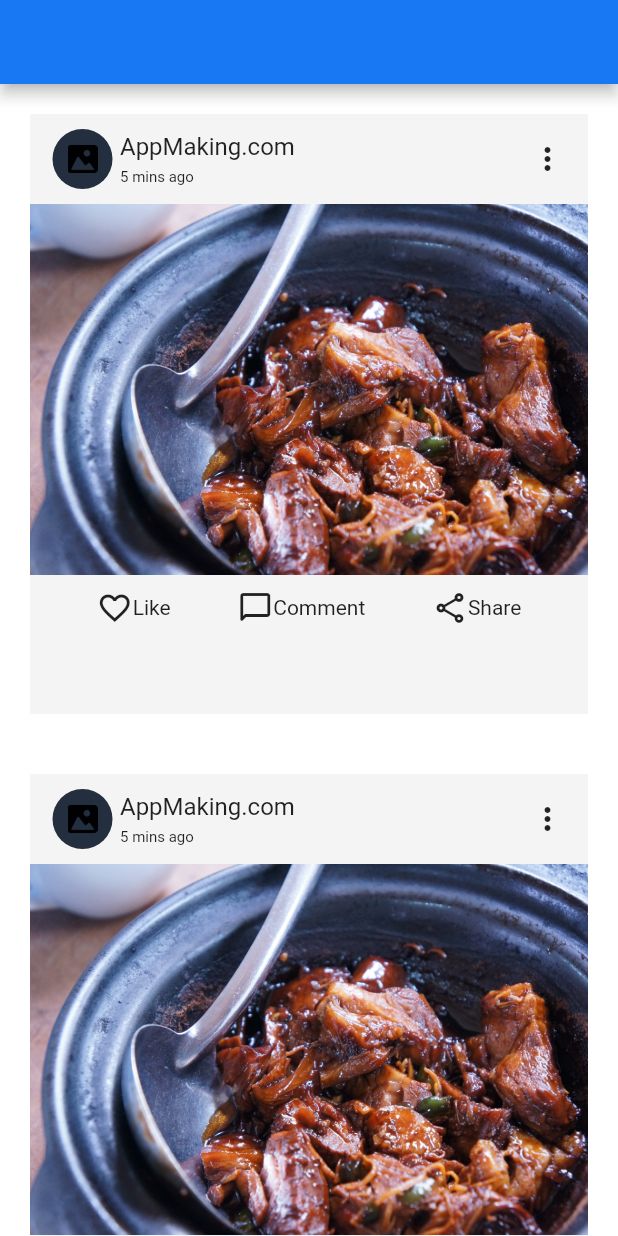
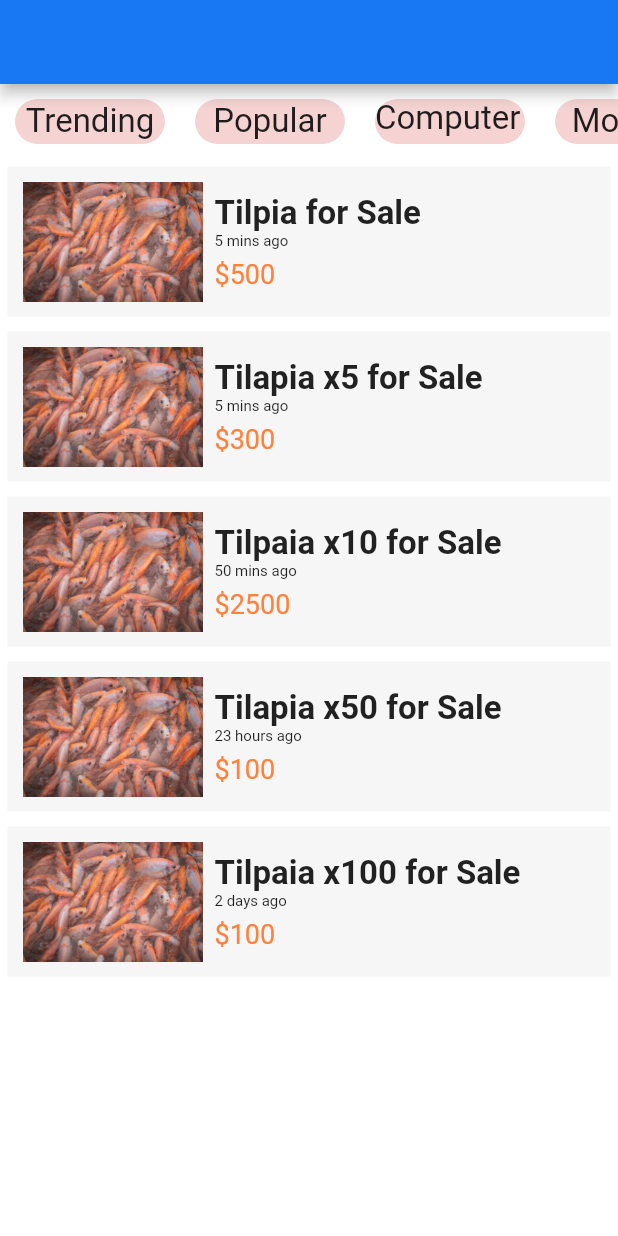
Before and after one commit to CesarPerez-Ksquare/UI_designTask, a Flutter app: the screen it shows after launch, on a phone screen of 412 x 824 dp. Run offline on Flutter 3.47's test engine with Material 2 defaults, Android fonts, the phone set to English and light mode, and no system bars.

Commit message:
UI Design

```diff
--- a/ui_design/lib/main.dart
+++ b/ui_design/lib/main.dart
@@ -1,5 +1,5 @@
 import 'package:flutter/material.dart';
-import 'package:ui_design/screens/practice_22.dart';
+import 'package:ui_design/screens/practice_21.dart';
 
 void main() {
   runApp(const MyApp());
@@ -14,7 +14,7 @@ class MyApp extends StatelessWidget {
     return MaterialApp(
       debugShowCheckedModeBanner: false,
       title: 'UI - Design Task',
-      home: const Practice22(),
+      home: Practice21(),
     );
   }
 }
--- /dev/null
+++ b/ui_design/lib/screens/practice_21.dart
@@ -0,0 +1,118 @@
+import 'package:flutter/material.dart';
+
+class Practice21 extends StatelessWidget {
+  Practice21({super.key});
+
+  List categories = ["Trending", "Popular", "Computers", "Mobiles"];
+  List products = [
+    "Tilpia for Sale",
+    "Tilapia x5 for Sale",
+    "Tilpaia x10 for Sale",
+    "Tilapia x50 for Sale",
+    "Tilpaia x100 for Sale"
+  ];
+  List productsTimes = [
+    "5 mins ago",
+    "5 mins ago",
+    "50 mins ago",
+    "23 hours ago",
+    "2 days ago",
+  ];
+  List productsPrices = [
+    "\$500",
+    "\$300",
+    "\$2500",
+    "\$100",
+    "\$100",
+  ];
+
+  @override
+  Widget build(BuildContext context) {
+    return Scaffold(
+        appBar: AppBar(
+          backgroundColor: const Color(0xFF1877f2),
+        ),
+        backgroundColor: Colors.white,
+        body: SingleChildScrollView(
+          child: Column(
+            mainAxisSize: MainAxisSize.min,
+            mainAxisAlignment: MainAxisAlignment.spaceEvenly,
+            children: [
+              SizedBox(
+                height: 50,
+                child: ListView.builder(
+                    scrollDirection: Axis.horizontal,
+                    itemCount: categories.length,
+                    itemBuilder: (BuildContext context, int index) {
+                      return Container(
+                        width: 100,
+                        height: 45,
+                        margin: const EdgeInsets.all(10),
+                        decoration: BoxDecoration(
+                            borderRadius: BorderRadius.circular(15),
+                            color: const Color(0xFFf4d3d2)),
+                        child: Center(
+                          child: Text(
+                            categories[index],
+                            style: const TextStyle(fontSize: 22),
+                          ),
+                        ),
+                      );
+                    }),
+              ),
+              Flexible(
+                  child: ListView.builder(
+                      physics: const NeverScrollableScrollPhysics(),
+                      shrinkWrap: true,
+                      itemCount: products.length,
+                      itemBuilder: (BuildContext context, int index) {
+                        return Container(
+                            height: 100,
+                            color: const Color(0xFFf6f6f6),
+                            alignment: Alignment.center,
+                            margin: const EdgeInsets.all(5),
+                            padding: const EdgeInsets.all(5),
+                            child: Padding(
+                              padding: const EdgeInsets.all(5.0),
+                              child: Row(
+                                children: [
+                                  Image.asset("images/fish.jpg",
+                                      fit: BoxFit.cover),
+                                  Padding(
+                                    padding: const EdgeInsets.all(8.0),
+                                    child: Column(
+                                      crossAxisAlignment:
+                                          CrossAxisAlignment.start,
+                                      children: [
+                                        Text(
+                                          products[index],
+                                          style: const TextStyle(
+                                              fontSize: 22,
+                                              fontWeight: FontWeight.bold),
+                                        ),
+                                        Text(
+                                          productsTimes[index],
+                                          style: const TextStyle(fontSize: 10),
+                                        ),
+                                        Padding(
+                                          padding:
+                                              const EdgeInsets.only(top: 5),
+                                          child: Text(
+                                            productsPrices[index],
+                                            style: const TextStyle(
+                                                fontSize: 18,
+                                                color: Color(0xFFff813a)),
+                                          ),
+                                        )
+                                      ],
+                                    ),
+                                  ),
+                                ],
+                              ),
+                            ));
+                      }))
+            ],
+          ),
+        ));
+  }
+}
```
Also changed, not shown: 1 other file.
